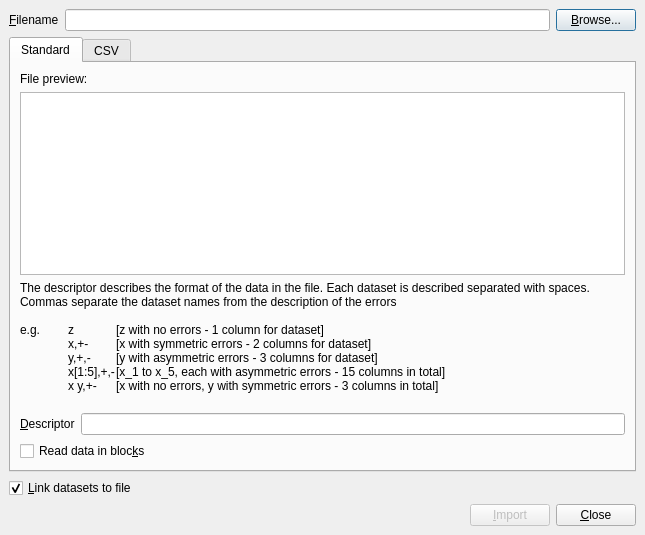
The window that dialogs/import.ui (veusz/veusz) describes before a commit, drawn with Qt 5.
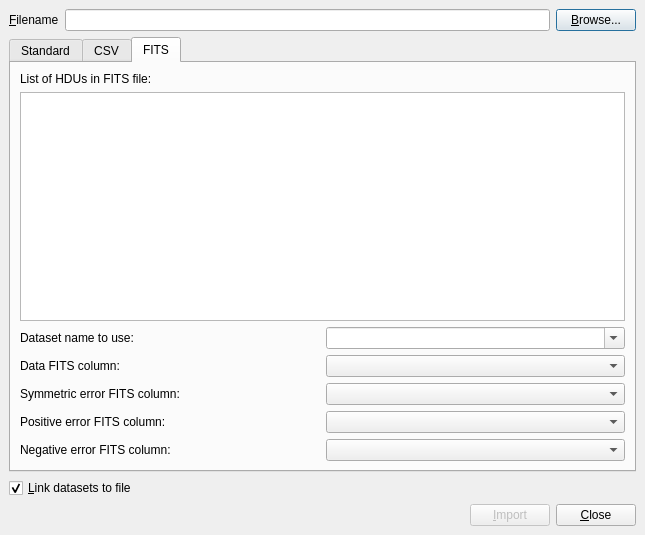
The same window after the commit. The open tabs and pages were chosen to show the change.

Commit message: Start of fits import work

The edit to the form file:
```diff
--- a/dialogs/import.ui
+++ b/dialogs/import.ui
@@ -271,6 +271,119 @@
        </item>
       </layout>
      </widget>
+     <widget class="QWidget" name="fitstab" >
+      <attribute name="title" >
+       <string>FITS</string>
+      </attribute>
+      <layout class="QVBoxLayout" >
+       <property name="margin" >
+        <number>9</number>
+       </property>
+       <property name="spacing" >
+        <number>6</number>
+       </property>
+       <item>
+        <widget class="QLabel" name="fitslabel" >
+         <property name="text" >
+          <string>List of HDUs in FITS file:</string>
+         </property>
+         <property name="wordWrap" >
+          <bool>true</bool>
+         </property>
+        </widget>
+       </item>
+       <item>
+        <widget class="QTableWidget" name="fitshdutable" >
+         <property name="selectionMode" >
+          <enum>QAbstractItemView::SingleSelection</enum>
+         </property>
+         <property name="selectionBehavior" >
+          <enum>QAbstractItemView::SelectRows</enum>
+         </property>
+        </widget>
+       </item>
+       <item>
+        <layout class="QGridLayout" >
+         <property name="margin" >
+          <number>0</number>
+         </property>
+         <property name="spacing" >
+          <number>6</number>
+         </property>
+         <item row="4" column="0" >
+          <widget class="QLabel" name="label_14" >
+           <property name="text" >
+            <string>Negative error FITS column:</string>
+           </property>
+          </widget>
+         </item>
+         <item row="1" column="1" >
+          <widget class="QComboBox" name="fitsdatacombo" >
+           <property name="editable" >
+            <bool>false</bool>
+           </property>
+          </widget>
+         </item>
+         <item row="2" column="0" >
+          <widget class="QLabel" name="label_12" >
+           <property name="text" >
+            <string>Symmetric error FITS column:</string>
+           </property>
+          </widget>
+         </item>
+         <item row="3" column="0" >
+          <widget class="QLabel" name="label_13" >
+           <property name="text" >
+            <string>Positive error FITS column:</string>
+           </property>
+          </widget>
+         </item>
+         <item row="0" column="1" >
+          <widget class="QComboBox" name="fitsdatasetcombo" >
+           <property name="editable" >
+            <bool>true</bool>
+           </property>
+          </widget>
+         </item>
+         <item row="1" column="0" >
+          <widget class="QLabel" name="label_11" >
+           <property name="text" >
+            <string>Data FITS column:</string>
+           </property>
+          </widget>
+         </item>
+         <item row="4" column="1" >
+          <widget class="QComboBox" name="fitsnegcolumn" >
+           <property name="editable" >
+            <bool>false</bool>
+           </property>
+          </widget>
+         </item>
+         <item row="3" column="1" >
+          <widget class="QComboBox" name="fitsposcolumn" >
+           <property name="editable" >
+            <bool>false</bool>
+           </property>
+          </widget>
+         </item>
+         <item row="2" column="1" >
+          <widget class="QComboBox" name="fitssymcolumn" >
+           <property name="editable" >
+            <bool>false</bool>
+           </property>
+          </widget>
+         </item>
+         <item row="0" column="0" >
+          <widget class="QLabel" name="label_10" >
+           <property name="text" >
+            <string>Dataset name to use:</string>
+           </property>
+          </widget>
+         </item>
+        </layout>
+       </item>
+      </layout>
+     </widget>
     </widget>
    </item>
    <item>
```
The commit also changes 1 other file.
